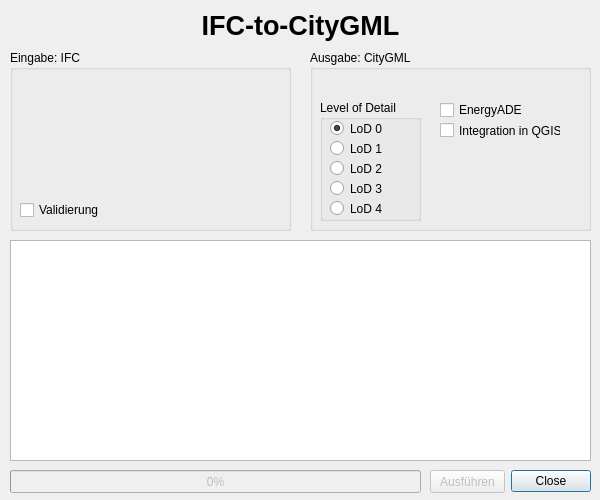
Above: dialog.ui from NickNick1210/ifc_to_citygml before the change. Below: the same form after it.
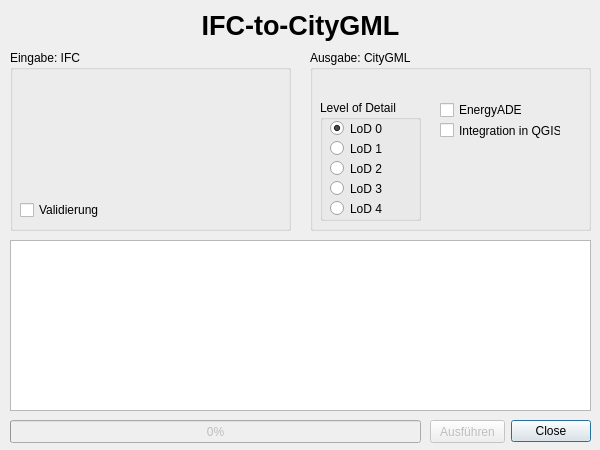
That is the form after the change. Custom widgets are drawn as their Qt base class.

Commit message: Kleine GUI- und ReadMe-Anpassungen

```diff
--- a/dialog.ui
+++ b/dialog.ui
@@ -8,7 +8,7 @@
     <x>0</x>
     <y>0</y>
     <width>600</width>
-    <height>500</height>
+    <height>450</height>
    </rect>
   </property>
   <property name="windowTitle">
@@ -21,7 +21,7 @@
    <property name="geometry">
     <rect>
      <x>510</x>
-     <y>466</y>
+     <y>416</y>
      <width>81</width>
      <height>31</height>
     </rect>
@@ -43,7 +43,7 @@
    <property name="geometry">
     <rect>
      <x>10</x>
-     <y>470</y>
+     <y>420</y>
      <width>411</width>
      <height>23</height>
     </rect>
@@ -67,7 +67,7 @@
      <x>10</x>
      <y>240</y>
      <width>581</width>
-     <height>221</height>
+     <height>171</height>
     </rect>
    </property>
    <property name="verticalScrollBarPolicy">
@@ -110,7 +110,7 @@
    <property name="geometry">
     <rect>
      <x>430</x>
-     <y>470</y>
+     <y>420</y>
      <width>75</width>
      <height>23</height>
     </rect>
```
The commit also changes 1 other file.
